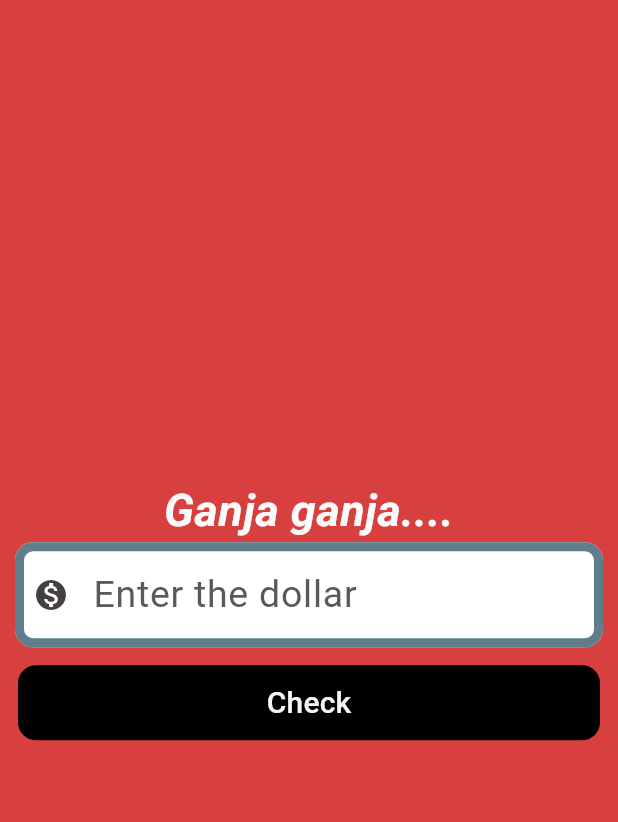
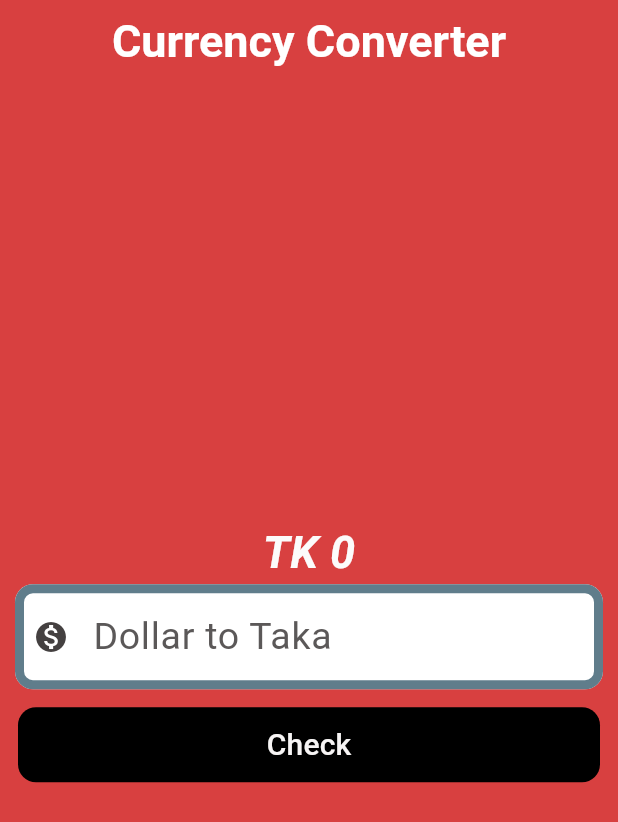
Before and after one commit to i-osama/Currency-Converter, a Flutter app: the screen it shows after launch, after a tap on "Check", on a phone screen of 412 x 824 dp. Shown: the top 822 px of the screen. Run offline on Flutter 3.47's test engine with Material 3 defaults, Android fonts, the phone set to English and light mode, and no system bars.

Commit message:
Metarial design currency converter

```diff
--- a/lib/currency_converter_material.dart
+++ b/lib/currency_converter_material.dart
@@ -1,20 +1,42 @@
 import 'package:flutter/material.dart';
 
-class CurrencyConverterMaterial extends StatelessWidget {
+class CurrencyConverterMaterial extends StatefulWidget {
   const CurrencyConverterMaterial({super.key});
+
+  @override
+  State<CurrencyConverterMaterial> createState() {
+    return _CurrencyConverterMaterialPageState();
+  }
+}
+
+class _CurrencyConverterMaterialPageState
+    extends State<CurrencyConverterMaterial> {
+  double result = 0;
+  final TextEditingController textEditingController = TextEditingController();
+
   @override
   Widget build(BuildContext context) {
     return MaterialApp(
       home: Scaffold(
+        appBar: AppBar(
+          elevation: 0,
+          title: const Text(
+            "Currency Converter",
+            style: TextStyle(
+                fontSize: 30, fontWeight: FontWeight.bold, color: Colors.white),
+          ),
+          centerTitle: true,
+          backgroundColor: const Color.fromARGB(255, 216, 64, 64),
+        ),
         backgroundColor: const Color.fromARGB(255, 37, 32, 32),
         body: Center(
           child: ColoredBox(
             color: const Color.fromARGB(255, 216, 64, 64),
             child:
                 Column(mainAxisAlignment: MainAxisAlignment.center, children: [
-              const Text(
-                'Ganja ganja....',
-                style: TextStyle(
+              Text(
+                "TK ${result != 0 ? result.toStringAsFixed(3) : result.toStringAsFixed(0)}",
+                style: const TextStyle(
                     fontSize: 30,
                     fontStyle: FontStyle.italic,
                     fontWeight: FontWeight.bold,
@@ -23,17 +45,20 @@ class CurrencyConverterMaterial extends StatelessWidget {
               Container(
                 padding: const EdgeInsets.only(left: 10, right: 10),
                 child: TextField(
+                  controller: textEditingController,
+                  keyboardType:
+                      const TextInputType.numberWithOptions(decimal: true),
                   style: const TextStyle(fontSize: 25),
-                  decoration: InputDecoration(
-                      hintText: "Enter the dollar",
-                      hintStyle: const TextStyle(
+                  decoration: const InputDecoration(
+                      hintText: "Dollar to Taka",
+                      hintStyle: TextStyle(
                           color: Color.fromARGB(255, 91, 88, 88),
                           fontWeight: FontWeight.normal),
-                      prefixIcon: const Icon(Icons.monetization_on),
-                      prefixIconColor: const Color.fromARGB(255, 68, 64, 64),
+                      prefixIcon: Icon(Icons.monetization_on),
+                      prefixIconColor: Color.fromARGB(255, 68, 64, 64),
                       fillColor: Colors.white,
                       filled: true,
-                      enabledBorder: const OutlineInputBorder(
+                      enabledBorder: OutlineInputBorder(
                         borderSide:
                             BorderSide(color: Colors.blueGrey, width: 6),
                         borderRadius: BorderRadius.horizontal(
@@ -41,16 +66,19 @@ class CurrencyConverterMaterial extends StatelessWidget {
                             left: Radius.circular(12)),
                       ),
                       focusedBorder: OutlineInputBorder(
-                        borderSide: const BorderSide(
-                          color: Color.fromARGB(255, 206, 54, 244),
+                        borderSide: BorderSide(
+                          color: Color.fromARGB(255, 234, 146, 13),
                           width: 5,
-                          strokeAlign: BorderSide.strokeAlignInside,
+                          // strokeAlign: BorderSide.strokeAlignInside,
                         ),
                         borderRadius:
                             // BorderRadius.only(topRight: Radius.circular(60)),
                             // BorderRadius.only(topLeft: Radius.circular(60)),
                             // BorderRadius.horizontal(left: Radius.circular(60)),
-                            BorderRadius.circular(60),
+                            // BorderRadius.circular(60),
+                            BorderRadius.horizontal(
+                                right: Radius.circular(12),
+                                left: Radius.circular(12)),
                       )),
                 ),
               ),
@@ -58,7 +86,13 @@ class CurrencyConverterMaterial extends StatelessWidget {
                 padding: const EdgeInsets.all(12.0),
                 child: TextButton(
                   onPressed: () {
-                    debugPrint("Button pressed on level 1");
+                    // print(textEditingController.text);
+                    setState(() {
+                      result =
+                          double.parse(textEditingController.text) * 109.82;
+                    });
+
+                    // return result;
                   },
                   // style: const ButtonStyle(
                   //     elevation: MaterialStatePropertyAll(15),
@@ -95,3 +129,13 @@ class CurrencyConverterMaterial extends StatelessWidget {
     );
   }
 }
+
+// class CurrencyConverterMaterial_P extends StatelessWidget {
+//   const CurrencyConverterMaterial_P({super.key});
+
+//   @override
+//   Widget build(BuildContext context) {
+//     // TODO: implement build
+//     throw UnimplementedError();
+//   }
+// }
```
